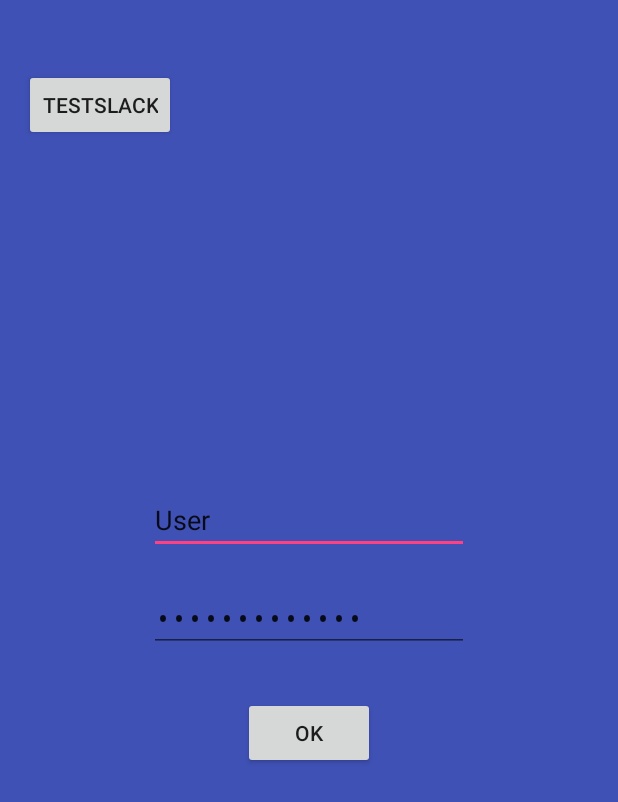
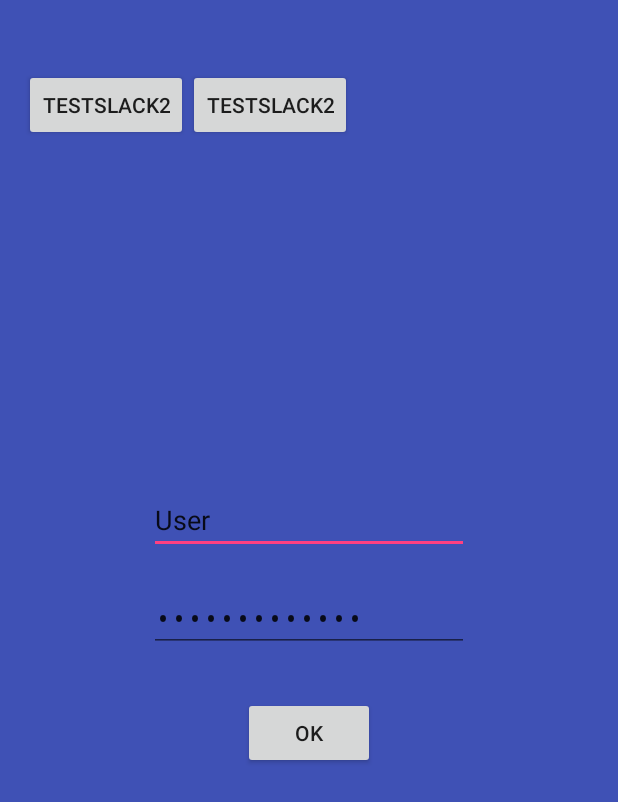
Before and after one commit to nadiamas/Raconte-Moi, an Android app: the screen it shows after launch (MainActivity), on a phone screen of 412 x 824 dp. Shown: the top 802 px of the screen. Run offline under Robolectric (Android 15) with nearby library versions, the phone set to English and light mode, and no system bars.

Commit message:
Test notif Slack 2

```diff
--- a/app/src/main/res/layout/activity_main.xml
+++ b/app/src/main/res/layout/activity_main.xml
@@ -48,10 +48,19 @@
         android:orientation="horizontal">
 
         <Button
-            android:text="TestSlack"
+        android:text="TestSlack2"
+        android:layout_width="wrap_content"
+        android:layout_height="wrap_content"
+        android:id="@+id/test"
+        android:layout_below="@+id/psw"
+        android:layout_centerHorizontal="true"
+        android:layout_marginTop="30dp" />
+
+        <Button
+            android:text="TestSlack2"
             android:layout_width="wrap_content"
             android:layout_height="wrap_content"
-            android:id="@+id/test"
+            android:id="@+id/test2"
             android:layout_below="@+id/psw"
             android:layout_centerHorizontal="true"
             android:layout_marginTop="30dp" />
```
